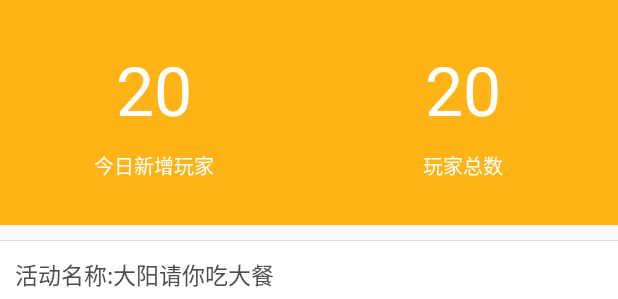
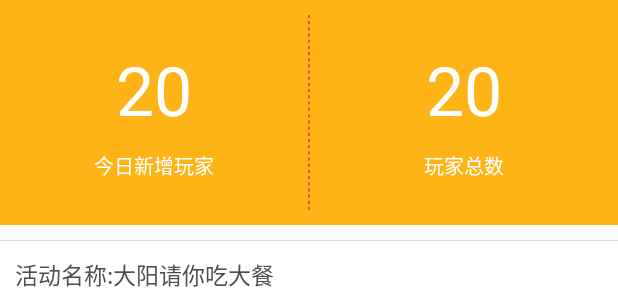
Before and after one commit to smallhorse87/MyBole, an Android app: the layout activity_detailed_stat.xml on its own in the app's theme, with its tools: preview values and no code run, on a phone screen of 412 x 824 dp. Shown: the top 299 px of the screen. Run offline under Robolectric (Android 15) with nearby library versions, the phone set to English and light mode, and no system bars.

Commit message:
虚线的实现

```diff
--- a/app/src/main/res/drawable/dash_line_horizontal_shape.xml
+++ /dev/null
@@ -1,5 +0,0 @@
-<?xml version="1.0" encoding="utf-8"?>
-<shape android:shape="line" xmlns:android="http://schemas.android.com/apk/res/android">
-    <stroke android:width="1dp" android:color="@color/black" android:dashWidth="4dp" android:dashGap="2dp"/>
-    <size android:height="1dp" />
-</shape>
--- a/app/src/main/res/drawable/dash_line_vertical_shape.xml
+++ /dev/null
@@ -1,5 +0,0 @@
-<?xml version="1.0" encoding="utf-8"?>
-<shape android:shape="line" xmlns:android="http://schemas.android.com/apk/res/android">
-    <stroke android:width="1dp" android:color="@color/black" android:dashWidth="4dp" android:dashGap="2dp"/>
-    <size android:height="93dp" />
-</shape>
--- a/app/src/main/res/layout/activity_detailed_stat.xml
+++ b/app/src/main/res/layout/activity_detailed_stat.xml
@@ -17,11 +17,13 @@
             android:layout_height="match_parent">
 
             <LinearLayout
-                android:orientation="horizontal" android:layout_width="match_parent"
+                android:orientation="horizontal"
+                android:layout_width="match_parent"
                 android:layout_height="150dp"
-                android:divider="@drawable/dash_line_vertical_shape"
+                android:divider="@mipmap/line"
+                android:dividerPadding="@dimen/space_10"
+                android:showDividers="middle"
                 android:background="#feb416"
-                android:showDividers="middle"
                 android:layout_marginBottom="10dp">
 
                 <LinearLayout
--- a/app/src/main/res/layout/activity_total_stat.xml
+++ b/app/src/main/res/layout/activity_total_stat.xml
@@ -8,6 +8,7 @@
     <ListView
         android:layout_width="wrap_content"
         android:layout_height="wrap_content"
-        android:divider="@drawable/dash_line_horizontal_shape"
+        android:divider="@null"
+        android:dividerHeight="0px"
         android:id="@+id/lv_total_statistics" />
 </RelativeLayout>
--- a/app/src/main/res/layout/divider_h_bothside_margin.xml
+++ b/app/src/main/res/layout/divider_h_bothside_margin.xml
@@ -1,7 +1,9 @@
 <?xml version="1.0" encoding="utf-8"?>
 <LinearLayout xmlns:android="http://schemas.android.com/apk/res/android"
-    android:orientation="vertical" android:layout_width="match_parent"
-    android:layout_height="match_parent">
+    android:orientation="vertical"
+    android:layout_width="match_parent"
+    android:layout_height="match_parent"
+    android:background="#ffffff">
 
     <TextView
         android:layout_width="match_parent"
--- a/app/src/main/res/layout/header_total_stat.xml
+++ b/app/src/main/res/layout/header_total_stat.xml
@@ -7,8 +7,9 @@
     <LinearLayout
         android:orientation="horizontal" android:layout_width="match_parent"
         android:layout_height="150dp"
-        android:divider="@drawable/dash_line_vertical_shape"
         android:background="#feb416"
+        android:divider="@mipmap/line"
+        android:dividerPadding="@dimen/space_10"
         android:showDividers="middle"
         android:layout_marginBottom="10dp">
 
--- a/app/src/main/res/layout/item_stat.xml
+++ b/app/src/main/res/layout/item_stat.xml
@@ -60,4 +60,6 @@
             android:layout_marginRight="10dp" />
     </LinearLayout>
 
+    <include layout="@layout/divider_h_bothside_margin" />
+
 </LinearLayout>
```
Also changed, not shown: app/src/main/res/mipmap-xhdpi/line.png (added).
